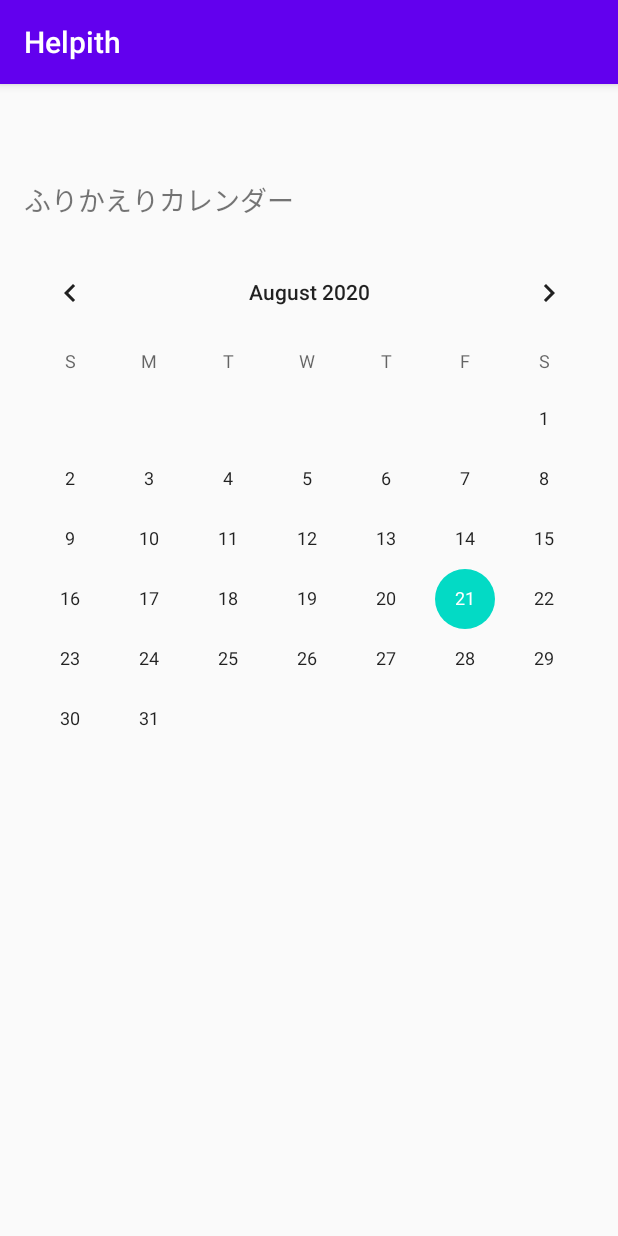
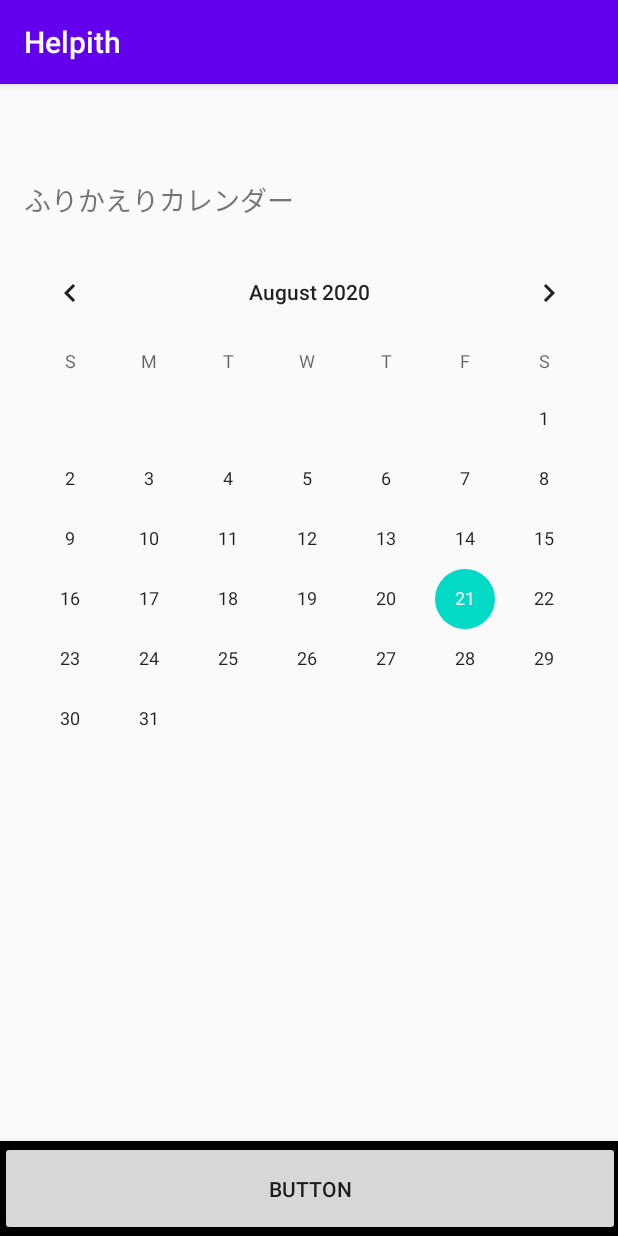
Before and after one commit to co-carbon-monoxide/Helpith-Frontend, an Android app: the screen it shows after launch (MainActivity), on a phone screen of 412 x 824 dp. Run offline under Robolectric (Android 15) with nearby library versions, the phone set to English and light mode, and no system bars.

Commit message:
🚧 wip: デザインツールの導入 (Android-bootstrap)

```diff
--- a/app/build.gradle
+++ b/app/build.gradle
@@ -34,4 +34,6 @@ dependencies {
     testImplementation 'junit:junit:4.12'
     androidTestImplementation 'androidx.test.ext:junit:1.1.1'
     androidTestImplementation 'androidx.test.espresso:espresso-core:3.2.0'
+    implementation 'com.google.android.material:material:1.0.0'
+    implementation 'com.beardedhen:androidbootstrap:2.3.2'
 }
--- a/app/src/main/res/layout/activity_main.xml
+++ b/app/src/main/res/layout/activity_main.xml
@@ -34,4 +34,21 @@
         app:layout_constraintTop_toTopOf="parent"
         app:layout_constraintVertical_bias="0.814" />
 
+    <com.google.android.material.bottomnavigation.BottomNavigationView
+        android:layout_width="413dp"
+        android:layout_height="63dp"
+        app:layout_constraintBottom_toBottomOf="parent"
+        app:layout_constraintEnd_toEndOf="parent"
+        app:layout_constraintStart_toStartOf="parent"
+        app:layout_constraintTop_toTopOf="parent"
+        app:layout_constraintVertical_bias="1.0" >
+
+        <Button
+            android:id="@+id/button2"
+            android:layout_width="match_parent"
+            android:layout_height="match_parent"
+            android:text="Button" />
+
+    </com.google.android.material.bottomnavigation.BottomNavigationView>
+
 </androidx.constraintlayout.widget.ConstraintLayout>
```
